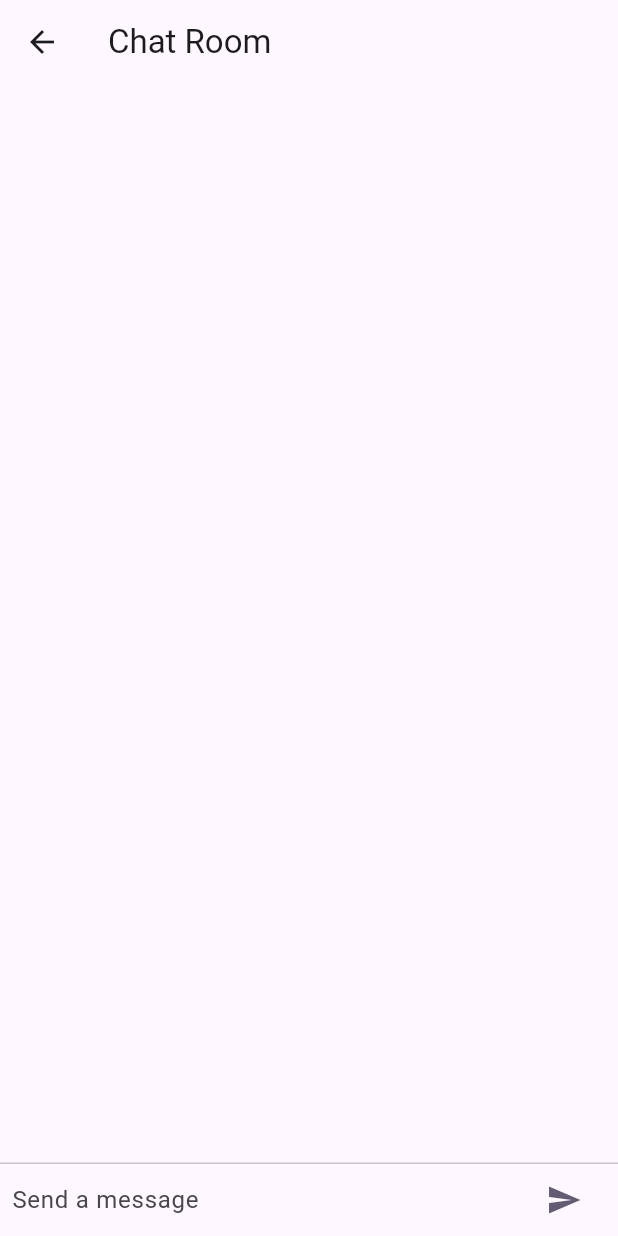
After one commit to kimgukmin-99/flutter-academic-management, a Flutter app: the MainScreens screen opened directly, after a tap on the "chat" icon, on a phone screen of 412 x 824 dp. The commit adds this screen. Run offline on Flutter 3.47's test engine with Material 3 defaults, Android fonts, the phone set to English and light mode, and no system bars.

Commit message:
update chatscreen

```diff
--- /dev/null
+++ b/lib/screens/chat_screen.dart
@@ -0,0 +1,77 @@
+import 'package:flutter/material.dart';
+
+class ChatScreens extends StatefulWidget {
+  @override
+  _ChatScreensState createState() => _ChatScreensState();
+}
+
+class _ChatScreensState extends State<ChatScreens> {
+  final List<String> _messages = []; // 채팅 메시지를 저장하는 리스트
+  final TextEditingController _textController =
+      TextEditingController(); // 텍스트 입력을 관리하는 컨트롤러
+
+  // 메시지를 보내는 함수
+  void _handleSubmitted(String text) {
+    _textController.clear();
+    setState(() {
+      _messages.insert(0, text); // 새 메시지를 리스트의 시작 부분에 추가
+    });
+  }
+
+  // 입력 필드와 전송 버튼을 만드는 위젯
+  Widget _buildTextComposer() {
+    return IconTheme(
+      data: IconThemeData(color: Theme.of(context).colorScheme.secondary),
+      child: Container(
+        margin: const EdgeInsets.symmetric(horizontal: 8.0),
+        child: Row(
+          children: <Widget>[
+            Flexible(
+              child: TextField(
+                controller: _textController,
+                onSubmitted: _handleSubmitted,
+                decoration:
+                    InputDecoration.collapsed(hintText: "Send a message"),
+              ),
+            ),
+            Container(
+              margin: const EdgeInsets.symmetric(horizontal: 4.0),
+              child: IconButton(
+                icon: const Icon(Icons.send),
+                onPressed: () => _handleSubmitted(_textController.text),
+              ),
+            ),
+          ],
+        ),
+      ),
+    );
+  }
+
+  @override
+  Widget build(BuildContext context) {
+    return Scaffold(
+      appBar: AppBar(
+        title: Text('Chat Room'),
+      ),
+      body: Column(
+        children: <Widget>[
+          Flexible(
+            child: ListView.builder(
+              padding: EdgeInsets.all(8.0),
+              reverse: true, // 메시지를 화면 하단부터 쌓아 올림
+              itemBuilder: (_, int index) => ListTile(
+                title: Text(_messages[index]),
+              ),
+              itemCount: _messages.length,
+            ),
+          ),
+          Divider(height: 1.0),
+          Container(
+            decoration: BoxDecoration(color: Theme.of(context).cardColor),
+            child: _buildTextComposer(),
+          ),
+        ],
+      ),
+    );
+  }
+}
--- a/lib/screens/main_screen.dart
+++ b/lib/screens/main_screen.dart
@@ -1,4 +1,5 @@
 import 'package:flutter/material.dart';
+import 'package:academic_management/screens/chat_screen.dart';
 
 class MainScreens extends StatefulWidget {
   @override
@@ -59,6 +60,20 @@ class _MainScreensState extends State<MainScreens> {
         selectedItemColor: Colors.blue,
         onTap: _onItemTapped,
       ),
+      floatingActionButton: FloatingActionButton(
+        onPressed: () {
+          // 여기에 채팅 기능을 시작하는 코드를 추가
+          print('Chat button pressed!');
+          Navigator.push(
+            context,
+            MaterialPageRoute(builder: (context) => ChatScreens()),
+          );
+        },
+        child: Icon(Icons.chat),
+        backgroundColor: Colors.blue,
+      ),
+      floatingActionButtonLocation:
+          FloatingActionButtonLocation.endFloat, // 버튼 위치
     );
   }
 }
```
